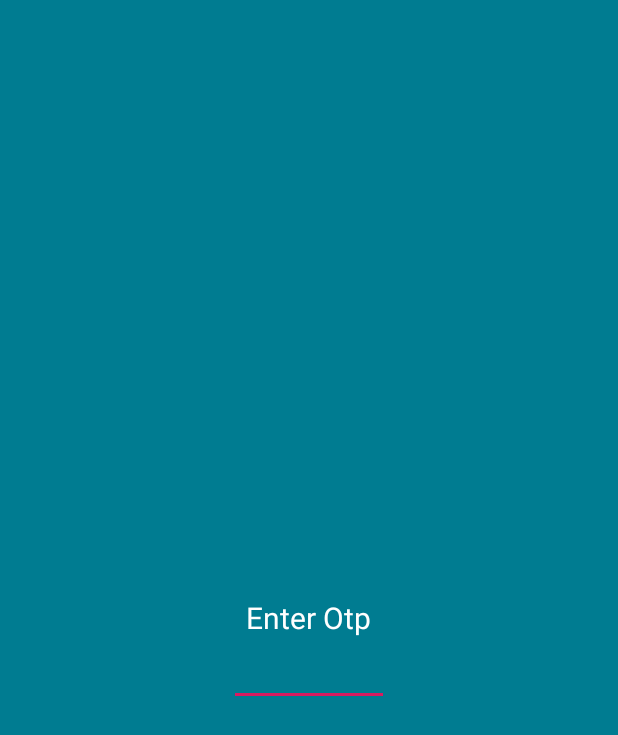
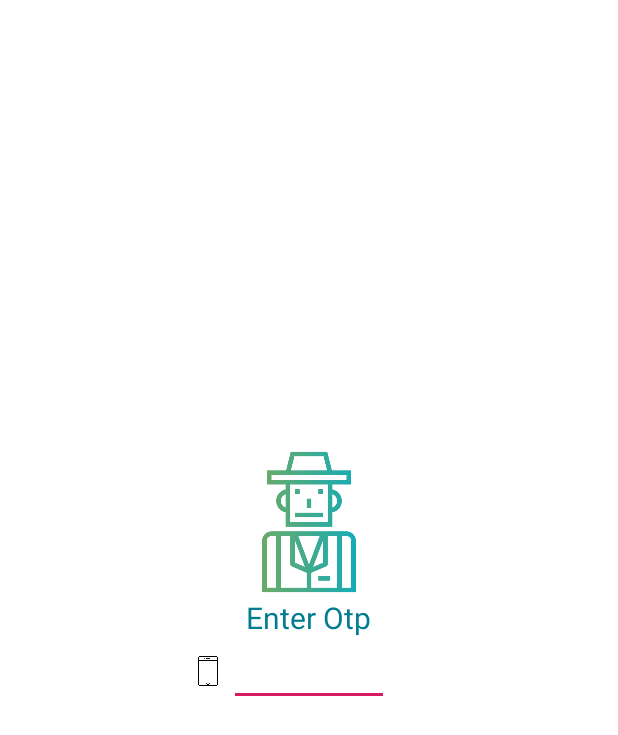
Before and after one commit to akshata2019/Akshata, an Android app: the screen it shows after launch (MainActivity), on a phone screen of 412 x 824 dp. Before the commit the part shown is almost empty. Shown: the top 735 px of the screen. Run offline under Robolectric (Android 15) with nearby library versions, the phone set to English and light mode, and no system bars; 1 statement that could not run was skipped.

Commit message:
Tour Guide App

```diff
--- a/app/src/main/res/layout/activity_main.xml
+++ b/app/src/main/res/layout/activity_main.xml
@@ -5,14 +5,14 @@
     android:layout_width="match_parent"
     android:layout_height="match_parent"
     tools:context=".MainActivity"
-    android:background="@color/cyanDark">
+    android:background="@color/white">
 
     <TextView
         android:id="@+id/textotp"
         android:layout_width="wrap_content"
         android:layout_height="wrap_content"
         android:text="Enter Otp"
-        android:textColor="@color/white"
+        android:textColor="@color/cyanDark"
         android:textSize="20dp"
         android:layout_centerVertical="true"
         android:layout_centerHorizontal="true"/>
@@ -25,4 +25,22 @@
         android:layout_centerHorizontal="true"
         android:layout_below="@+id/textotp"/>
 
+    <ImageView
+        android:layout_width="100dp"
+        android:layout_height="100dp"
+        android:layout_marginLeft="100dp"
+        android:src="@drawable/guide"
+        android:layout_centerHorizontal="true"
+        android:layout_above="@id/textotp"/>
+
+    <ImageView
+        android:layout_width="20dp"
+        android:layout_height="20dp"
+        android:layout_below="@id/enterOtp"
+        android:layout_alignLeft="@+id/textotp"
+        android:layout_centerVertical="true"
+        android:layout_marginLeft="-35dp"
+        android:layout_marginTop="-33dp"
+        android:src="@drawable/smartphone" />
+
 </RelativeLayout>
```
Also changed, not shown: app/src/main/res/layout/activity_splashscreen.xml (+15 -7 lines), app/src/main/res/layout/second_activity.xml (+4 -11 lines), app/src/main/res/drawable-v24/guide.png (added), app/src/main/res/drawable-v24/left_arrow.png, app/src/main/res/drawable-v24/smartphone.png (added).
